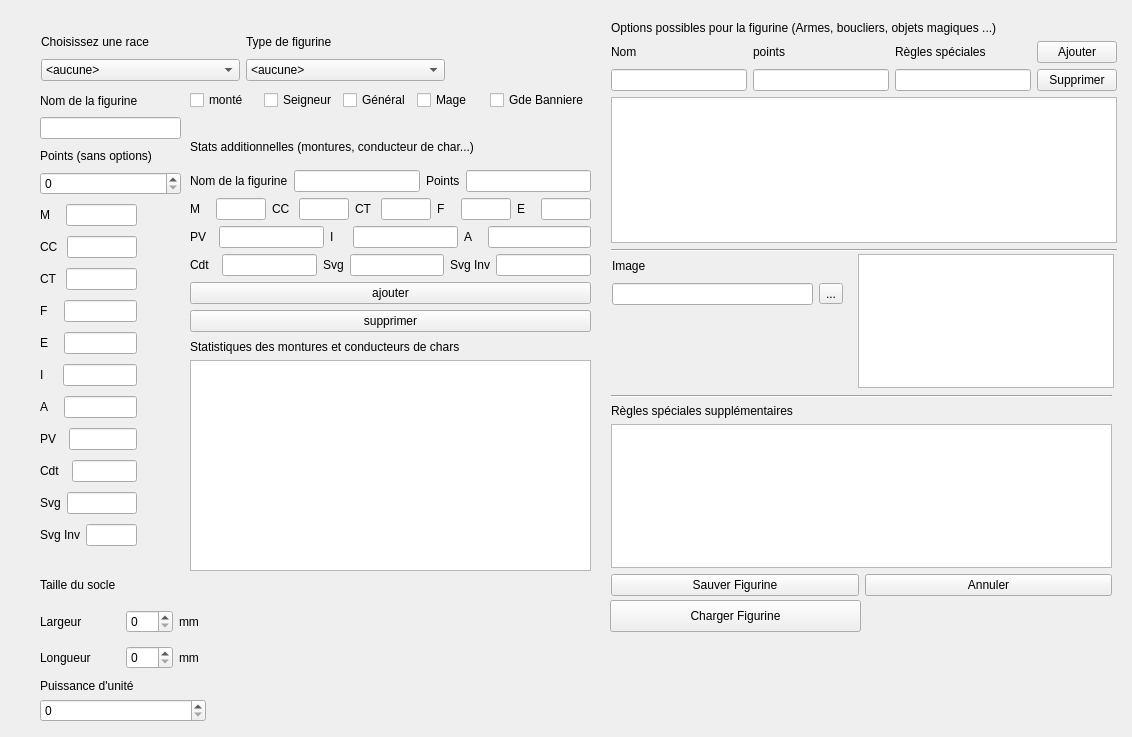
The window that warhole/modelwindow.ui (kaosphere/Warhole) describes before a commit, drawn with Qt 5.
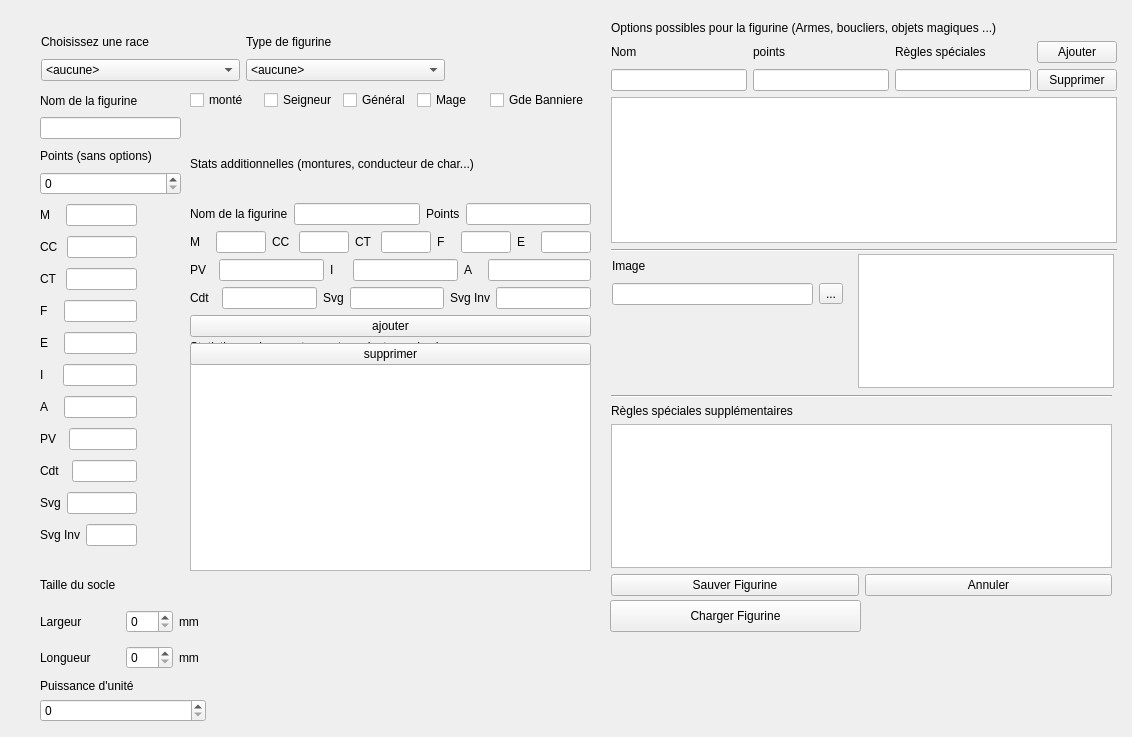
The same window after the commit.

Commit message: update modelwindow using global variables defined in defines.h

```diff
--- a/warhole/modelwindow.ui
+++ b/warhole/modelwindow.ui
@@ -736,7 +736,7 @@
      <x>190</x>
      <y>130</y>
      <width>401</width>
-     <height>202</height>
+     <height>235</height>
     </rect>
    </property>
    <layout class="QVBoxLayout" name="verticalLayout_21">
```
Left out of the diff: 30 changed lines with no effect on the pictures. The commit also changes 2 other files.
